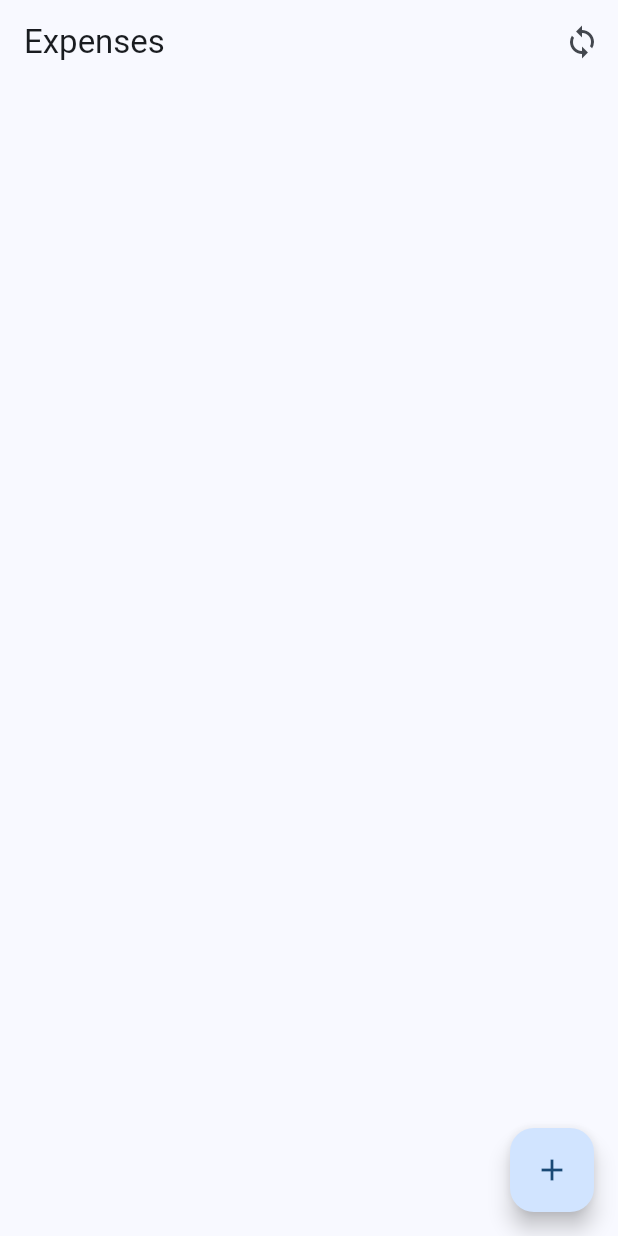
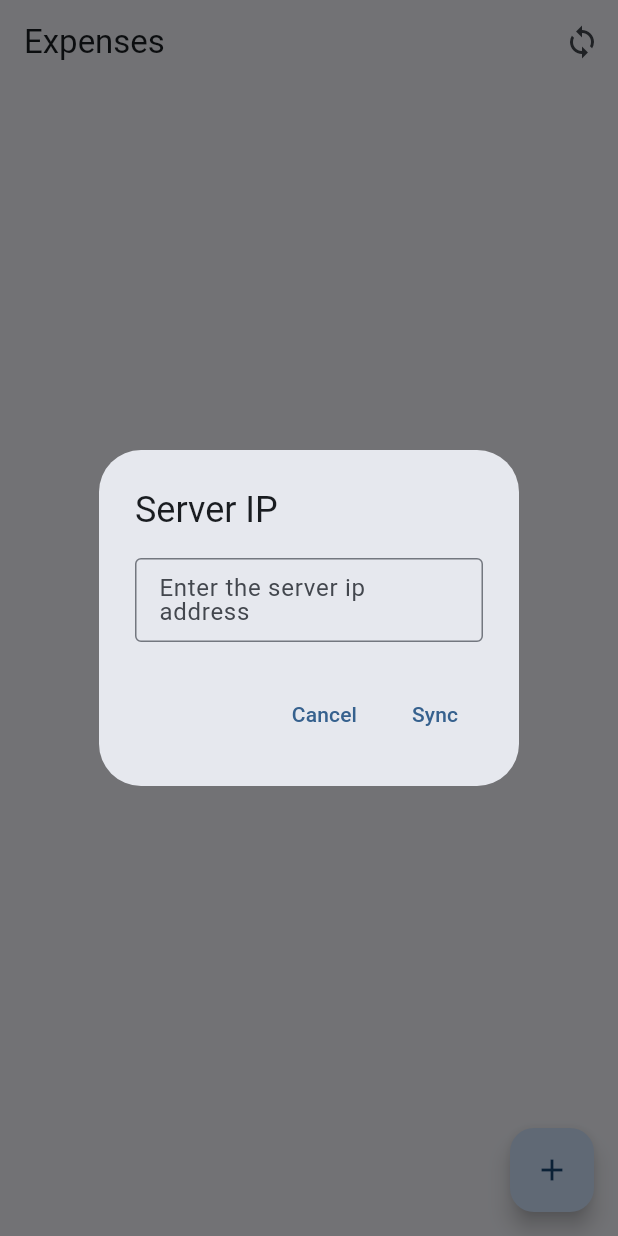
Before and after one commit to EnderNight/MoneyManager, a Flutter app: the screen it shows after launch, after a tap on the "sync" icon, on a phone screen of 412 x 824 dp. Run offline on Flutter 3.47's test engine with Material 3 defaults, Android fonts, the phone set to English and light mode, and no system bars; our stand-ins replace hive, hive_flutter; accounts and stored records are empty.

Commit message:
Finished first usable version

```diff
--- a/money_manager/lib/data/services/network_service.dart
+++ b/money_manager/lib/data/services/network_service.dart
@@ -8,7 +8,8 @@ class NetworkService {
       List<Expense> expenses, String authority) async {
     final toSend = expenses
         .where((expense) => expense.isLocal)
-        .map((expense) => expense.toJson());
+        .map((expense) => expense.toJson())
+        .toList();
     final apiUrl = Uri.http("$authority:5000", "/api/expenses");
 
     await http.post(
@@ -26,8 +27,7 @@ class NetworkService {
     var response = await http.get(apiUrl);
 
     if (response.statusCode == 200) {
-      var jsonExpenses =
-          convert.jsonDecode(response.body) as List<Map<String, dynamic>>;
+      var jsonExpenses = convert.jsonDecode(response.body) as List<dynamic>;
 
       return jsonExpenses
           .map((jsonExpense) => Expense.fromJson(jsonExpense))
--- a/money_manager/lib/pages/expenses_list_page.dart
+++ b/money_manager/lib/pages/expenses_list_page.dart
@@ -1,6 +1,7 @@
 import 'package:flutter/material.dart';
 import 'package:money_manager/data/models/expense.dart';
 import 'package:money_manager/data/services/hive_service.dart';
+import 'package:money_manager/data/services/network_service.dart';
 import 'package:money_manager/pages/add_expense_page.dart';
 
 class ExpensesListPage extends StatefulWidget {
@@ -11,7 +12,10 @@ class ExpensesListPage extends StatefulWidget {
 }
 
 class _ExpensesListPageState extends State<ExpensesListPage> {
-  final HiveService hiveService = HiveService();
+  final HiveService _hiveService = HiveService();
+  final NetworkService _networkService = NetworkService();
+  final _formKey = GlobalKey<FormState>();
+
   List<Expense> _expenses = [];
 
   @override
@@ -21,20 +25,73 @@ class _ExpensesListPageState extends State<ExpensesListPage> {
   }
 
   Future<void> _loadExpenses() async {
-    final expenses = await hiveService.getExpenses();
+    final expenses = await _hiveService.getExpenses();
     setState(() {
       _expenses = expenses;
     });
   }
 
   Future<void> _addExpense(Expense expense) async {
-    await hiveService.addExpense(expense);
+    await _hiveService.addExpense(expense);
     _loadExpenses();
   }
 
   Future<void> _clearExpenses() async {
-    await hiveService.clearExpenses();
-    _loadExpenses();
+    await _hiveService.clearExpenses();
+    _expenses.clear();
+  }
+
+  Future<void> _syncExpenses() async {
+    final ipController = TextEditingController();
+    final authority = await showDialog(
+        context: context,
+        builder: (context) {
+          return AlertDialog(
+            title: const Text("Server IP"),
+            content: Form(
+              key: _formKey,
+              child: TextFormField(
+                validator: (value) {
+                  var ipRegexp = RegExp(r"\d{1,3}\.\d{1,3}\.\d{1,3}\.\d{1,3}");
+                  if (value == null || value.isEmpty) {
+                    return "Please, enter an IPv4 address.";
+                  }
+                  if (!ipRegexp.hasMatch(value)) {
+                    return "Please, enter a valid IPv4 address.";
+                  }
+                  return null;
+                },
+                controller: ipController,
+                decoration: const InputDecoration(
+                  border: OutlineInputBorder(),
+                  label: Text("Enter the server ip address"),
+                ),
+              ),
+            ),
+            actions: <Widget>[
+              TextButton(
+                onPressed: () => Navigator.of(context).pop(),
+                child: const Text("Cancel"),
+              ),
+              TextButton(
+                onPressed: () {
+                  if (_formKey.currentState!.validate()) {
+                    Navigator.of(context).pop(ipController.text);
+                  }
+                },
+                child: const Text("Sync"),
+              )
+            ],
+          );
+        });
+
+    var expenses = await _networkService.syncExpenses(_expenses, authority);
+
+    await _clearExpenses();
+
+    await _hiveService.addExpenses(expenses);
+
+    await _loadExpenses();
   }
 
   @override
@@ -44,7 +101,7 @@ class _ExpensesListPageState extends State<ExpensesListPage> {
         title: const Text("Expenses"),
         actions: <Widget>[
           IconButton(
-            onPressed: () {},
+            onPressed: () => _syncExpenses(),
             icon: const Icon(Icons.sync),
             tooltip: "Synchronize with the database",
           )
```
Also changed, not shown: money_manager/lib/data/services/hive_service.dart (+6 -1 lines), 1 other file.
